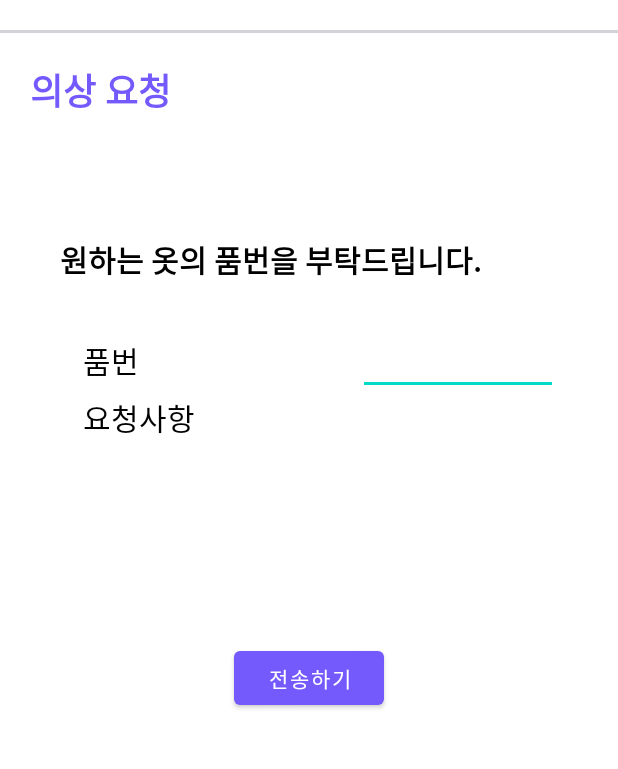
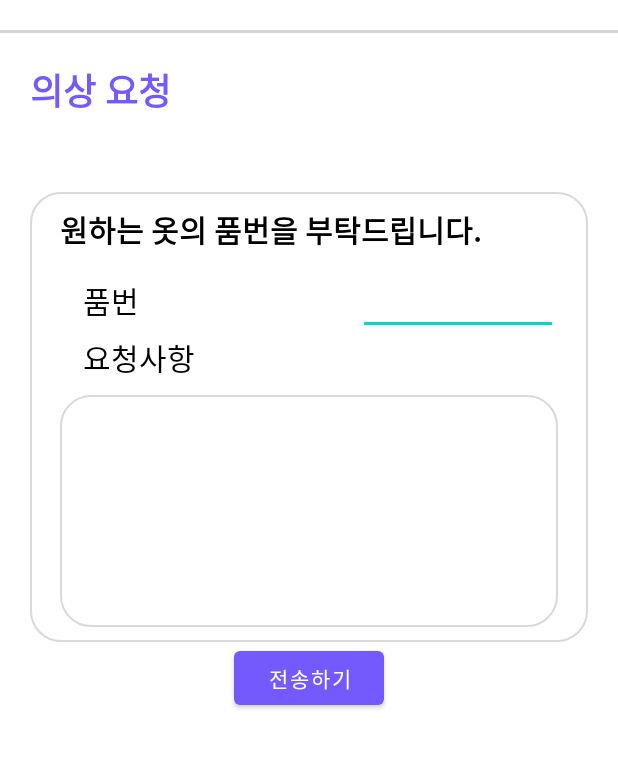
Before and after one commit to amykim928/GraduationProject2, an Android app: the RequestClothFromActivity screen opened directly, with no data from a screen before it, on a phone screen of 412 x 824 dp, the part 82-851 px from its top. Run offline under Robolectric (Android 15) with nearby library versions, the phone set to English and light mode, and no system bars; our stand-ins replace Firebase (no records; nobody signed in at launch, a user with empty details on screens opened directly).

Commit message:
bug fixs

```diff
--- a/app/src/main/res/layout/activity_request_cloth_from.xml
+++ b/app/src/main/res/layout/activity_request_cloth_from.xml
@@ -52,7 +52,7 @@
         android:layout_height="300dp"
         android:layout_marginHorizontal="20dp"
         android:layout_marginTop="30dp"
-        android:backgroundTint="#D3D3D3"
+        android:background="@drawable/layout_setting_background"
         android:orientation="vertical"
         android:paddingHorizontal="20dp">
 
@@ -60,7 +60,7 @@
             android:id="@+id/text1"
             android:layout_width="wrap_content"
             android:layout_height="wrap_content"
-            android:layout_marginVertical="30dp"
+            android:layout_marginVertical="10dp"
             android:fontFamily="@font/inter_600"
             android:text="원하는 옷의 품번을 부탁드립니다."
             android:textColor="@color/black"
@@ -90,6 +90,7 @@
                 android:id="@+id/clothNumberEdit"
                 android:layout_width="wrap_content"
                 android:layout_height="wrap_content"
+
                 android:layout_weight="1"
                 android:ems="15"
                 android:inputType="textPersonName"
@@ -106,6 +107,7 @@
                 android:layout_height="wrap_content"
                 android:layout_gravity="center_vertical"
                 android:layout_marginLeft="15dp"
+
                 android:text="요청사항"
                 android:textColor="@color/black"
                 android:textSize="20dp" />
@@ -117,19 +119,27 @@
 
         </LinearLayout>
 
+        <LinearLayout
+            android:layout_width="match_parent"
+            android:layout_height="match_parent"
+            android:background="@drawable/layout_setting_background"
+            android:layout_marginTop="10dp"
+            android:layout_marginBottom="10dp"
+            android:orientation="horizontal">
+
             <EditText
                 android:id="@+id/requestEdit"
+                android:layout_marginLeft="15dp"
                 android:layout_width="match_parent"
-            android:layout_height="wrap_content"
+                android:layout_height="match_parent"
+                android:background="@null"
                 android:layout_weight="1"
-            android:background="@null"
                 android:ems="10"
                 android:gravity="top"
                 android:inputType="textPersonName"
-            android:lines="6"
-            android:maxLines="8"
-            android:minLines="2"
-            android:singleLine="false" />
+                android:lines="3" />
+        </LinearLayout>
+
     </LinearLayout>
 
     <Button
```
Lines whose indentation alone changed are shown as unchanged.
